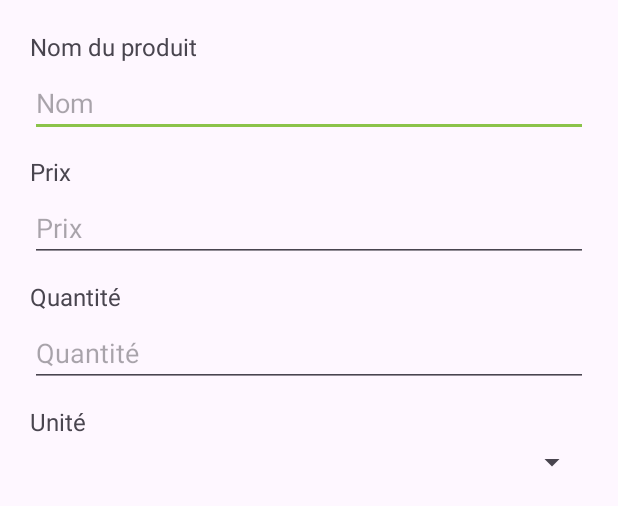
After one commit to papis301/SAMACAISSEANDROID, an Android app built with Jetpack Compose: the layout dialog_edit_product.xml on its own in the app's theme, with its tools: preview values and no code run, on a phone screen of 412 x 824 dp. The commit adds this screen. Shown: the top 506 px of the screen. Run offline under Robolectric (Android 15) with nearby library versions, the phone set to English and light mode, and no system bars.

Commit message:
modification produit ok et suppression

```diff
--- a/app/src/main/AndroidManifest.xml
+++ b/app/src/main/AndroidManifest.xml
@@ -17,7 +17,7 @@
         android:fullBackupContent="@xml/backup_rules"
         android:icon="@mipmap/ic_launcher"
         android:label="@string/app_name"
-        android:roundIcon="@mipmap/ic_launcher_round"
+        android:roundIcon="@mipmap/ic_launcher"
         android:supportsRtl="true"
         android:theme="@style/Theme.SamaCaisseAndroid"
         tools:targetApi="31">
--- a/app/src/main/java/com/pisco/samacaisseandroid/java/AchatFormActivity.java
+++ b/app/src/main/java/com/pisco/samacaisseandroid/java/AchatFormActivity.java
@@ -15,7 +15,7 @@ import android.widget.Toast;
 import androidx.appcompat.app.AppCompatActivity;
 
 import com.pisco.samacaisseandroid.AppDbHelper;
-import com.pisco.samacaisseandroid.Product;
+import com.pisco.samacaisseandroid.java.Product;
 import com.pisco.samacaisseandroid.R;
 
 import org.jetbrains.annotations.NotNull;
@@ -33,7 +33,7 @@ public class AchatFormActivity extends AppCompatActivity {
     private AppDbHelper dbHelper;
 
     private List<Supplier> suppliers;
-    private @NotNull List<com.pisco.samacaisseandroid.@NotNull Product> products;
+    private @NotNull List<Product> products;
 
     @Override
     protected void onCreate(Bundle savedInstanceState) {
--- /dev/null
+++ b/app/src/main/res/layout/dialog_edit_product.xml
@@ -0,0 +1,66 @@
+<?xml version="1.0" encoding="utf-8"?>
+<LinearLayout xmlns:android="http://schemas.android.com/apk/res/android"
+    android:layout_width="match_parent"
+    android:layout_height="wrap_content"
+    android:orientation="vertical"
+    android:padding="20dp">
+
+    <TextView
+        android:layout_width="wrap_content"
+        android:layout_height="wrap_content"
+        android:text="Nom du produit"
+        android:textSize="16sp"
+        android:layout_marginBottom="4dp"/>
+
+    <EditText
+        android:id="@+id/etName"
+        android:layout_width="match_parent"
+        android:layout_height="wrap_content"
+        android:hint="Nom"
+        android:inputType="textPersonName"
+        android:layout_marginBottom="12dp"/>
+
+    <TextView
+        android:layout_width="wrap_content"
+        android:layout_height="wrap_content"
+        android:text="Prix"
+        android:textSize="16sp"
+        android:layout_marginBottom="4dp"/>
+
+    <EditText
+        android:id="@+id/etPrice"
+        android:layout_width="match_parent"
+        android:layout_height="wrap_content"
+        android:hint="Prix"
+        android:inputType="numberDecimal"
+        android:layout_marginBottom="12dp"/>
+
+    <TextView
+        android:layout_width="wrap_content"
+        android:layout_height="wrap_content"
+        android:text="Quantité"
+        android:textSize="16sp"
+        android:layout_marginBottom="4dp"/>
+
+    <EditText
+        android:id="@+id/etQuantity"
+        android:layout_width="match_parent"
+        android:layout_height="wrap_content"
+        android:hint="Quantité"
+        android:inputType="numberDecimal"
+        android:layout_marginBottom="12dp"/>
+
+    <TextView
+        android:layout_width="wrap_content"
+        android:layout_height="wrap_content"
+        android:text="Unité"
+        android:textSize="16sp"
+        android:layout_marginBottom="4dp"/>
+
+    <Spinner
+        android:id="@+id/spUnit"
+        android:layout_width="match_parent"
+        android:layout_height="wrap_content"
+        android:layout_marginBottom="12dp"/>
+
+</LinearLayout>
```
Also changed, not shown: app/src/main/java/com/pisco/samacaisseandroid/AppDbHelper.kt (+52 -41 lines), app/src/main/java/com/pisco/samacaisseandroid/Product.kt (deleted, +0 -11 lines), app/src/main/java/com/pisco/samacaisseandroid/ProductManagementActivity.kt (+17 -15 lines), app/src/main/java/com/pisco/samacaisseandroid/Productkotlin.kt (added, +11 -0 lines), app/src/main/java/com/pisco/samacaisseandroid/java/ManageProductsActivity.java (+123 -45 lines), app/src/main/java/com/pisco/samacaisseandroid/java/Product.java (+31 -5 lines), app/src/main/java/com/pisco/samacaisseandroid/java/ProductAdapter.java (added, +65 -0 lines), app/src/main/res/layout/item_product.xml (added, +42 -0 lines), 1 other file.
